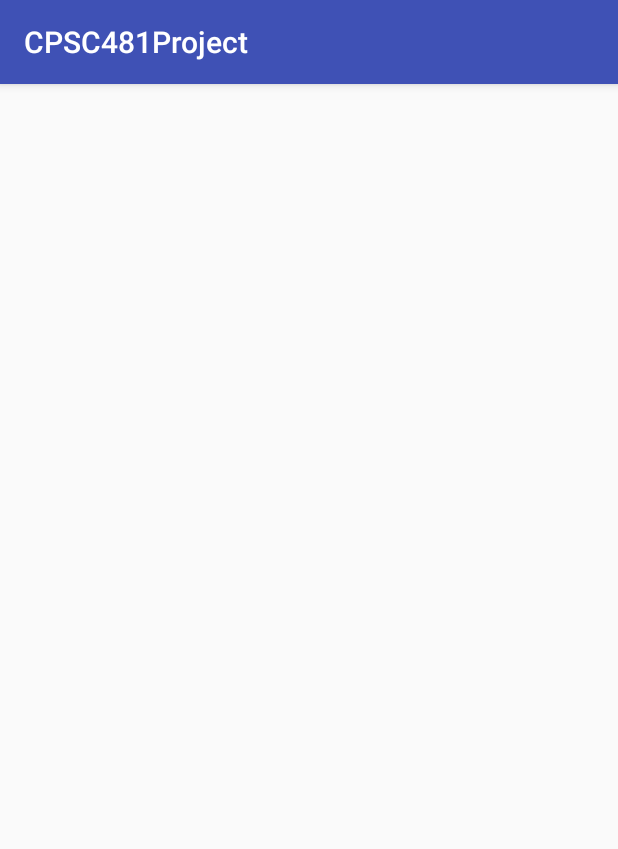
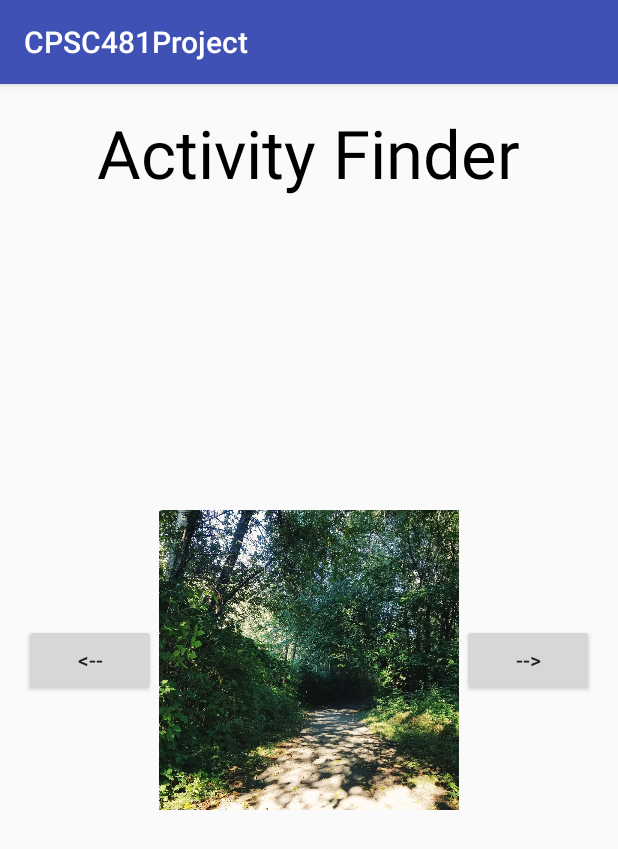
Before and after one commit to JohnnySimmonds/CPSC481Project, an Android app: the ActivityFinder screen opened directly, with no data from a screen before it, on a phone screen of 412 x 824 dp. Shown: the top 849 px of the screen. Run offline under Robolectric (Android 15) with nearby library versions, the phone set to English and light mode, and no system bars; 1 statement that could not run was skipped.

Commit message:
First push to austin/activityfinder branch. Working on getting ImageView to change image on button press. Incomplete.

```diff
--- a/app/src/main/java/com/example/adsulliv/cpsc481project/ActivityFinder.java
+++ b/app/src/main/java/com/example/adsulliv/cpsc481project/ActivityFinder.java
@@ -1,7 +1,15 @@
 package com.example.adsulliv.cpsc481project;
 
+import android.graphics.drawable.Drawable;
 import android.support.v7.app.AppCompatActivity;
 import android.os.Bundle;
+import android.view.View;
+import android.widget.Button;
+import android.widget.ImageView;
+
+import static com.example.adsulliv.cpsc481project.R.id.activityImage;
+import static com.example.adsulliv.cpsc481project.R.id.image;
+import static com.example.adsulliv.cpsc481project.R.styleable.View;
 
 public class ActivityFinder extends AppCompatActivity {
 
@@ -9,5 +17,21 @@ public class ActivityFinder extends AppCompatActivity {
     protected void onCreate(Bundle savedInstanceState) {
         super.onCreate(savedInstanceState);
         setContentView(R.layout.activity_finder);
+
+        Button buttonBrowseLeft = (Button)findViewById(R.id.buttonBrowseLeft);  //get instance of button to work on
+
+        buttonBrowseLeft.setOnClickListener(new android.view.View.OnClickListener() {
+            ImageView activityImage = (ImageView)findViewById(R.id.activityImage);  //get instance of image to work on
+            //Drawable nextimage = getResources().getDrawable(R.drawable.stockskimap1);
+
+            @Override
+            public void onClick(View view) {
+                //activityImage.setImageResource(R.drawable.stockskimap1);
+                //activityImage.setBackground(nextimage);
+            }
+        });
     }
+
+
+
 }
--- a/app/src/main/java/com/example/adsulliv/cpsc481project/MainMenu.java
+++ b/app/src/main/java/com/example/adsulliv/cpsc481project/MainMenu.java
@@ -4,7 +4,11 @@ import android.content.Intent;
 import android.support.v7.app.AppCompatActivity;
 import android.os.Bundle;
 import android.view.View;
+import android.widget.Button;
 import android.widget.EditText;
+import android.widget.ImageView;
+
+import static com.example.adsulliv.cpsc481project.R.id.activityImage;
 
 public class MainMenu extends AppCompatActivity {
 
@@ -27,6 +31,7 @@ public class MainMenu extends AppCompatActivity {
     public void beginActivityFinder(View view){
         Intent intent = new Intent(this, ActivityFinder.class);
         startActivity(intent);
+
     }
 
 }
--- a/app/src/main/res/layout/activity_finder.xml
+++ b/app/src/main/res/layout/activity_finder.xml
@@ -10,4 +10,43 @@
     android:paddingTop="@dimen/activity_vertical_margin"
     tools:context="com.example.adsulliv.cpsc481project.ActivityFinder">
 
+    <Button
+        android:layout_width="wrap_content"
+        android:layout_height="wrap_content"
+        android:id="@+id/buttonBrowseLeft"
+        android:layout_centerVertical="true"
+        android:layout_alignParentLeft="true"
+        android:layout_alignParentStart="true"
+        android:text="@string/leftArrow"
+    />
+
+    <Button
+        android:layout_width="wrap_content"
+        android:layout_height="wrap_content"
+        android:id="@+id/buttonBrowseRight"
+        android:layout_alignBaseline="@+id/buttonBrowseLeft"
+        android:layout_alignBottom="@+id/buttonBrowseLeft"
+        android:layout_alignParentRight="true"
+        android:layout_alignParentEnd="true"
+        android:text="@string/rightArrow"/>
+
+    <TextView
+        android:layout_width="wrap_content"
+        android:layout_height="wrap_content"
+        android:text="Activity Finder"
+        android:textSize="20pt"
+        android:textColor="@android:color/black"
+        android:layout_alignParentTop="true"
+        android:layout_centerHorizontal="true"
+        android:id="@+id/activityFinderTitle" />
+
+    <ImageView
+        android:layout_width="200dp"
+        android:layout_height="200dp"
+        android:scaleType="centerCrop"
+        android:src="@drawable/stockhike1"
+        android:id="@+id/imageView"
+        android:layout_centerVertical="true"
+        android:layout_centerHorizontal="true" />
+
 </RelativeLayout>
--- a/app/src/main/res/values/strings.xml
+++ b/app/src/main/res/values/strings.xml
@@ -1,3 +1,5 @@
 <resources>
     <string name="app_name">CPSC481Project</string>
+    <string name="leftArrow"><![CDATA[<--]]></string>
+    <string name="rightArrow"><![CDATA[-->]]></string>
 </resources>
```
Also changed, not shown: app/src/main/res/drawable/stockhike1.jpg (added), app/src/main/res/drawable/stockskimap1.jpeg (added), app/src/main/stockhike1-web.png (added).
